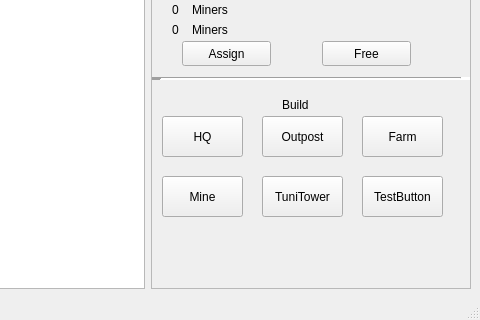
Before: the Qt Designer form Game/mapwindow.ui in villeh987/Pirkanmaa-Conquest-Game, drawn with Qt 5; both pictures show x 414 to 894 and y 331 to 651 of the 894 by 651 pixel window.
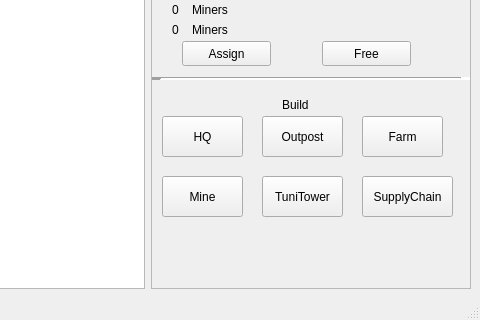
After: the same form once the commit is applied.

What changed in the file:
```diff
--- a/Game/mapwindow.ui
+++ b/Game/mapwindow.ui
@@ -574,12 +574,12 @@
             <rect>
              <x>210</x>
              <y>90</y>
-             <width>81</width>
+             <width>91</width>
              <height>41</height>
             </rect>
            </property>
            <property name="text">
-            <string>TestButton</string>
+            <string>SupplyChain</string>
            </property>
           </widget>
          </widget>
```
Left out of the diff: 2 changed lines with no effect on the pictures.
